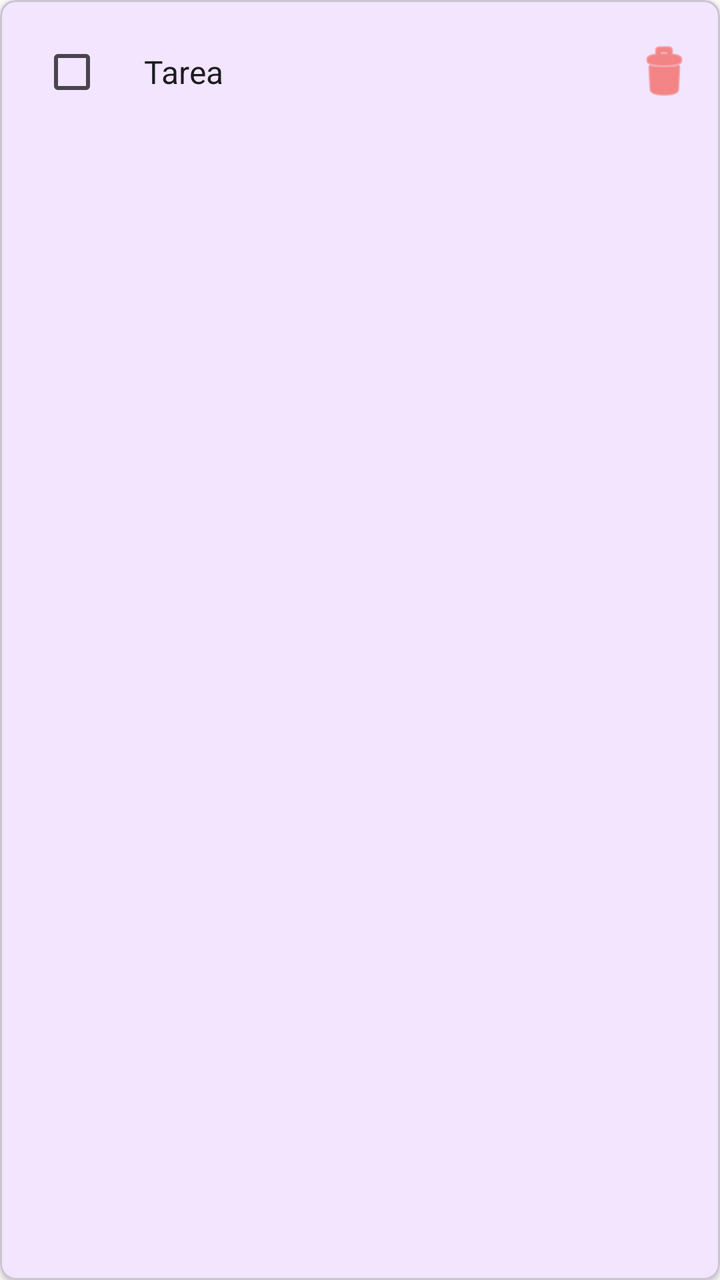
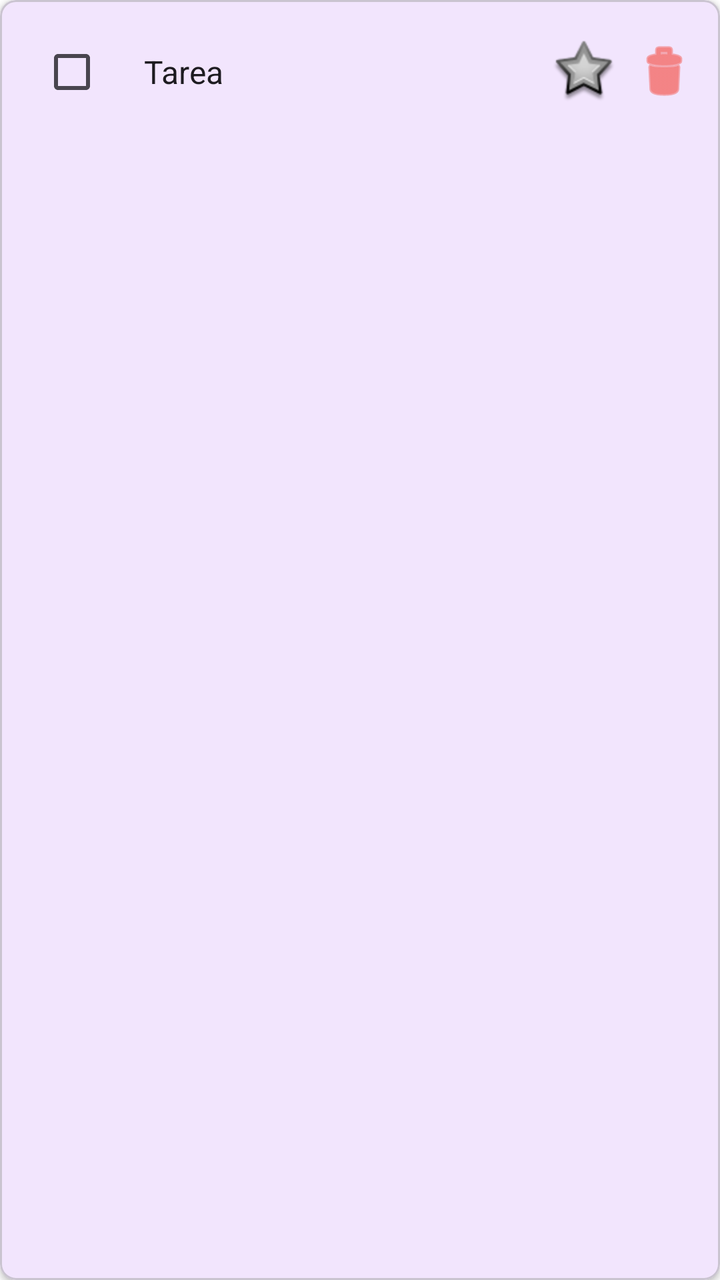

Compare the two renders of this Android layout. The source of the first and the diff that turns it into the second are given below.
<!-- AndroidManifest.xml: application theme Theme.ToDoListApp -->
<!-- res/layout/item_task.xml -->
<?xml version="1.0" encoding="utf-8"?>
<com.google.android.material.card.MaterialCardView
    xmlns:android="http://schemas.android.com/apk/res/android"
    xmlns:app="http://schemas.android.com/apk/res-auto"
    android:layout_width="match_parent"
    android:layout_height="wrap_content"
    android:layout_margin="8dp"
    app:cardCornerRadius="8dp"
    app:cardElevation="2dp">

    <LinearLayout
        android:layout_width="match_parent"
        android:layout_height="wrap_content"
        android:orientation="horizontal"
        android:padding="12dp"
        android:gravity="center_vertical">

        <CheckBox
            android:id="@+id/checkBoxTask"
            android:layout_width="wrap_content"
            android:layout_height="wrap_content"
            android:layout_marginEnd="12dp" />

        <TextView
            android:id="@+id/textViewTaskTitle"
            android:layout_width="0dp"
            android:layout_height="wrap_content"
            android:layout_weight="1"
            android:text="Tarea"
            android:textSize="16sp"
            android:textColor="?android:attr/textColorPrimary" />

        <ImageButton
            android:id="@+id/buttonDeleteTask"
            android:layout_width="wrap_content"
            android:layout_height="wrap_content"
            android:background="?attr/selectableItemBackgroundBorderless"
            android:contentDescription="Eliminar tarea"
            android:src="@android:drawable/ic_menu_delete"
            android:tint="#F44336" />

    </LinearLayout>

</com.google.android.material.card.MaterialCardView>
<!-- resources referenced by this layout -->
<resources>
  <style name="Theme.ToDoListApp" parent="Base.Theme.ToDoListApp2" />
  <style name="Base.Theme.ToDoListApp2" parent="Theme.Material3.Light.NoActionBar">
          <item name="colorPrimary">#FF6200EE</item>
          <item name="colorPrimaryVariant">#FF3700B3</item>
          <item name="colorOnPrimary">#FFFFFFFF</item>
          <item name="android:statusBarColor">?attr/colorPrimaryVariant</item>
          <item name="android:windowBackground">@android:color/white</item>
      </style>
</resources>

<!-- the commit's change to res/layout/item_task.xml (unified diff, before → after) -->
@@ -30,6 +30,16 @@
             android:textSize="16sp"
             android:textColor="?android:attr/textColorPrimary" />
 
+        
+        <ImageButton
+            android:id="@+id/buttonPriority"
+            android:layout_width="wrap_content"
+            android:layout_height="wrap_content"
+            android:background="?attr/selectableItemBackgroundBorderless"
+            android:contentDescription="Marcar como importante"
+            android:src="@android:drawable/star_big_off"
+            android:layout_marginEnd="8dp" />
+
         <ImageButton
             android:id="@+id/buttonDeleteTask"
             android:layout_width="wrap_content"
